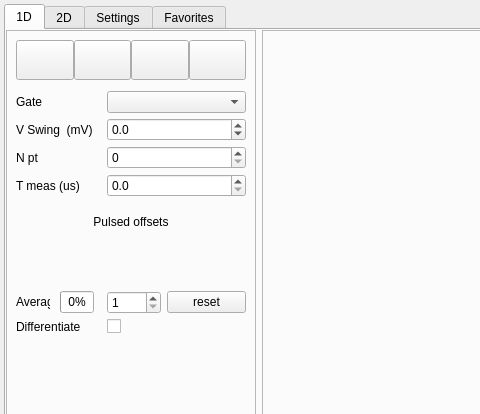
Above: core_tools/GUI/keysight_videomaps/GUI/GUI.ui from equal1/core_tools before the change; both pictures show x 0 to 480 and y 0 to 414 of the 1300 by 800 pixel window. Below: the same form after it.
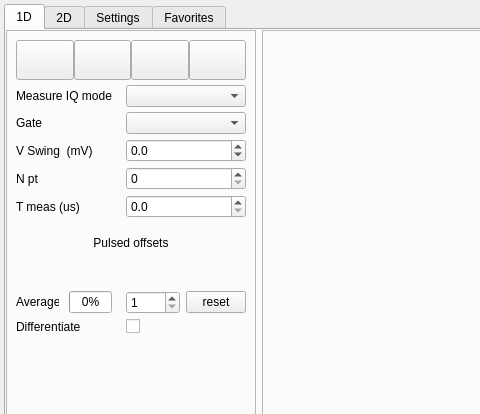
That is the form after the change. The open tabs and pages were chosen to show the change.

Commit message: Lots of changes; Made it work in the mock mode with the videomode

The edit to the form file:
```diff
--- a/core_tools/GUI/keysight_videomaps/GUI/GUI.ui
+++ b/core_tools/GUI/keysight_videomaps/GUI/GUI.ui
@@ -212,20 +212,14 @@
                </item>
 
                <item row="1" column="0">
-                <spacer name="verticalSpacer_12">
-                 <property name="orientation">
-                  <enum>Qt::Vertical</enum>
-                 </property>
-                 <property name="sizeType">
-                  <enum>QSizePolicy::Fixed</enum>
-                 </property>
-                 <property name="sizeHint" stdset="0">
-                  <size>
-                   <width>20</width>
-                   <height>1</height>
-                  </size>
-                 </property>
-                </spacer>
+               <widget class="QLabel" name="_1D_measure_IQ_mode_label">
+                <property name="text">
+                 <string>Measure IQ mode</string>
+                </property>
+               </widget>
+              </item>
+              <item row="1" column="1">
+               <widget class="QComboBox" name="_1D_measure_IQ_mode"/>
                </item>
 
                <item row="2" column="0">
```
Left out of the diff: 11 changed lines with no effect on the pictures. Lines whose indentation alone changed are shown as unchanged. The commit also changes 6 other files.
